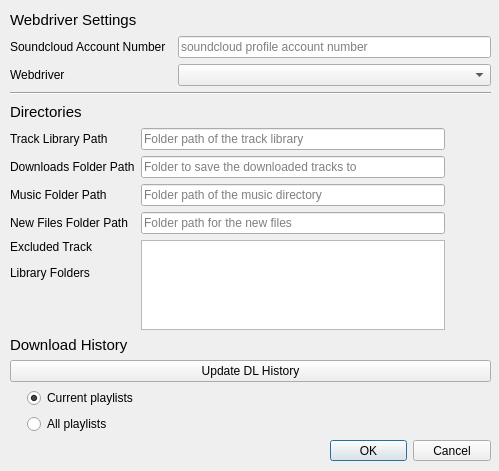
Above: _02_GUI/_03_UI/00_Draft/Settings.ui from DST-DEV/SCDL before the change. Below: the same form after it.
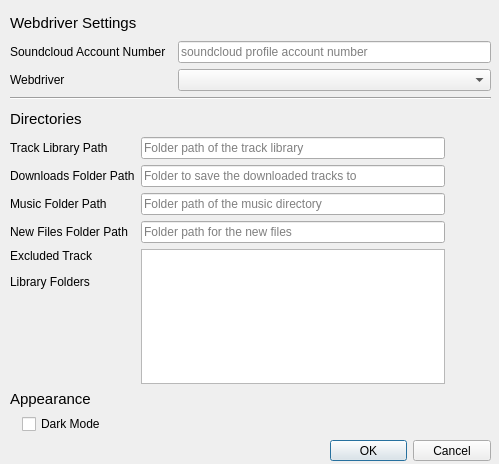
That is the form after the change. Icons and pictures are not drawn.

Commit message: Dark mode and Minor Adjustments

```diff
--- a/_02_GUI/_03_UI/00_Draft/Settings.ui
+++ b/_02_GUI/_03_UI/00_Draft/Settings.ui
@@ -7,7 +7,7 @@
     <x>0</x>
     <y>0</y>
     <width>499</width>
-    <height>471</height>
+    <height>464</height>
    </rect>
   </property>
   <property name="windowTitle">
@@ -38,7 +38,7 @@
      <height>424</height>
     </rect>
    </property>
-   <layout class="QVBoxLayout" name="verticalLayout" stretch="1,5,1,1,10,0">
+   <layout class="QVBoxLayout" name="verticalLayout" stretch="1,5,1,1,10,0,0">
     <item>
      <widget class="QLabel" name="lbl_settings">
       <property name="font">
@@ -329,16 +329,21 @@
      </layout>
     </item>
     <item>
-     <layout class="QGridLayout" name="gridLayout_dl_hist" rowstretch="1,1,1,1" columnstretch="1,40,1">
-      <item row="3" column="1">
-       <widget class="QRadioButton" name="rbtn_all_pl">
-        <property name="text">
-         <string>All playlists</string>
-        </property>
-       </widget>
-      </item>
-      <item row="2" column="0" rowspan="2">
-       <spacer name="hSpacer_dl1">
+     <widget class="QLabel" name="lbl_appearance">
+      <property name="font">
+       <font>
+        <pointsize>11</pointsize>
+       </font>
+      </property>
+      <property name="text">
+       <string>Appearance</string>
+      </property>
+     </widget>
+    </item>
+    <item>
+     <layout class="QHBoxLayout" name="hLayout_appearance" stretch="1,10,30">
+      <item>
+       <spacer name="spacer_darkmode_2">
         <property name="orientation">
          <enum>Qt::Horizontal</enum>
         </property>
@@ -350,18 +355,18 @@
         </property>
        </spacer>
       </item>
-      <item row="2" column="1">
-       <widget class="QRadioButton" name="rbtn_curr_pl">
+      <item>
+       <widget class="QCheckBox" name="cb_darkmode">
+        <property name="layoutDirection">
+         <enum>Qt::LeftToRight</enum>
+        </property>
         <property name="text">
-         <string>Current playlists</string>
+         <string>Dark Mode</string>
         </property>
-        <property name="checked">
-         <bool>true</bool>
-        </property>
        </widget>
       </item>
-      <item row="2" column="2" rowspan="2">
-       <spacer name="hSpacer_dl2">
+      <item>
+       <spacer name="spacer_darkmode">
         <property name="orientation">
          <enum>Qt::Horizontal</enum>
         </property>
@@ -373,25 +378,6 @@
         </property>
        </spacer>
       </item>
-      <item row="1" column="0" colspan="3">
-       <widget class="QPushButton" name="btn_dl_hist_up">
-        <property name="text">
-         <string>Update DL History</string>
-        </property>
-       </widget>
-      </item>
-      <item row="0" column="0" colspan="3">
-       <widget class="QLabel" name="lbl_DL_history">
-        <property name="font">
-         <font>
-          <pointsize>11</pointsize>
-         </font>
-        </property>
-        <property name="text">
-         <string>Download History</string>
-        </property>
-       </widget>
-      </item>
      </layout>
     </item>
    </layout>
```
The commit also changes 28 other files.
